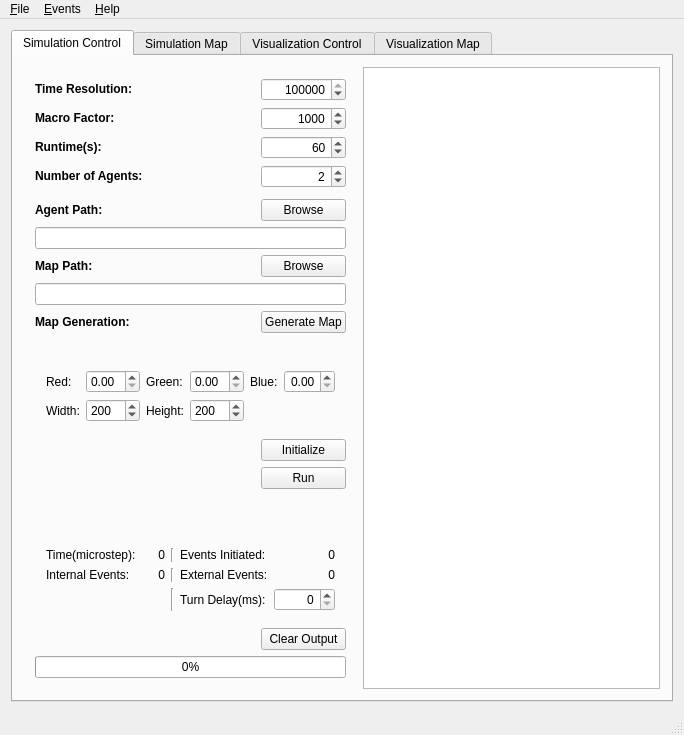
First picture: the form in mainwindow.ui, repository sojoe02/RANA, before the edit.
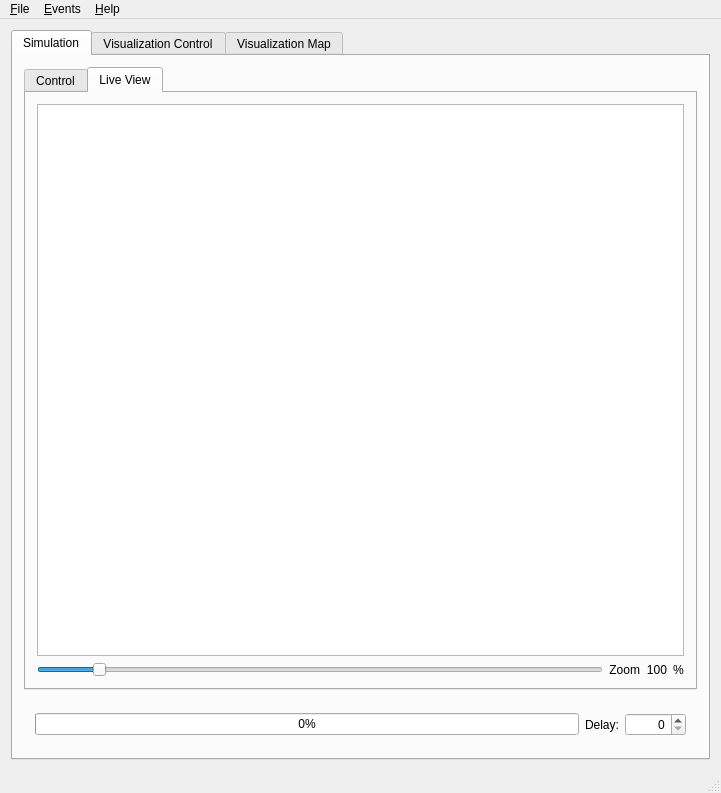
Second picture: the form after the edit. The open tabs and pages were chosen to show the change.

Commit message: changed the zblock into simple graphic items, so they can be rendered easily, next full test

```diff
--- a/mainwindow.ui
+++ b/mainwindow.ui
@@ -6,8 +6,8 @@
    <rect>
     <x>0</x>
     <y>0</y>
-    <width>684</width>
-    <height>727</height>
+    <width>721</width>
+    <height>789</height>
    </rect>
   </property>
   <property name="windowTitle">
@@ -22,10 +22,23 @@
       </property>
       <widget class="QWidget" name="tab_3">
        <attribute name="title">
-        <string>Simulation Control</string>
+        <string>Simulation</string>
        </attribute>
-       <layout class="QGridLayout" name="gridLayout_5">
-        <item row="15" column="0" rowspan="2">
+       <layout class="QGridLayout" name="gridLayout_10">
+        <item row="0" column="0">
+         <widget class="QTabWidget" name="tabWidget_2">
+          <property name="currentIndex">
+           <number>1</number>
+          </property>
+          <widget class="QWidget" name="tab_4">
+           <attribute name="title">
+            <string>Control</string>
+           </attribute>
+           <layout class="QGridLayout" name="gridLayout_11">
+            <item row="0" column="1">
+             <widget class="QTextBrowser" name="outputTextBrowser"/>
+            </item>
+            <item row="0" column="0">
          <widget class="QWidget" name="widget_3" native="true">
           <property name="sizePolicy">
            <sizepolicy hsizetype="Fixed" vsizetype="MinimumExpanding">
@@ -459,31 +472,6 @@
              </property>
             </spacer>
            </item>
-           <item row="32" column="0" colspan="5">
-            <widget class="QProgressBar" name="progressBar">
-             <property name="sizePolicy">
-              <sizepolicy hsizetype="MinimumExpanding" vsizetype="Fixed">
-               <horstretch>0</horstretch>
-               <verstretch>0</verstretch>
-              </sizepolicy>
-             </property>
-             <property name="minimumSize">
-              <size>
-               <width>0</width>
-               <height>0</height>
-              </size>
-             </property>
-             <property name="baseSize">
-              <size>
-               <width>350</width>
-               <height>0</height>
-              </size>
-             </property>
-             <property name="value">
-              <number>0</number>
-             </property>
-            </widget>
-           </item>
            <item row="24" column="0" colspan="5">
             <widget class="QWidget" name="widget_4" native="true">
              <property name="sizePolicy">
@@ -506,13 +494,6 @@
                 </property>
                </widget>
               </item>
-              <item row="2" column="5">
-               <widget class="QLabel" name="label_9">
-                <property name="text">
-                 <string>Turn Delay(ms):</string>
-                </property>
-               </widget>
-              </item>
               <item row="0" column="4">
                <widget class="Line" name="line_2">
                 <property name="orientation">
@@ -544,19 +525,6 @@
                 </property>
                </widget>
               </item>
-              <item row="2" column="6">
-               <widget class="QSpinBox" name="delaySpinBox">
-                <property name="alignment">
-                 <set>Qt::AlignRight|Qt::AlignTrailing|Qt::AlignVCenter</set>
-                </property>
-                <property name="maximum">
-                 <number>10000</number>
-                </property>
-                <property name="singleStep">
-                 <number>100</number>
-                </property>
-               </widget>
-              </item>
               <item row="1" column="4">
                <widget class="Line" name="line_3">
                 <property name="orientation">
@@ -643,33 +611,14 @@
           </layout>
          </widget>
         </item>
-        <item row="15" column="2" rowspan="2" colspan="2">
-         <widget class="QTextBrowser" name="outputTextBrowser"/>
-        </item>
-       </layout>
-      </widget>
-      <widget class="QWidget" name="tab_2">
+           </layout>
+          </widget>
+          <widget class="QWidget" name="tab_5">
        <attribute name="title">
-        <string>Simulation Map</string>
-       </attribute>
-       <layout class="QGridLayout" name="gridLayout_4">
-        <item row="3" column="1">
-         <widget class="QLabel" name="label_14">
-          <property name="sizePolicy">
-           <sizepolicy hsizetype="Minimum" vsizetype="Preferred">
-            <horstretch>0</horstretch>
-            <verstretch>0</verstretch>
-           </sizepolicy>
-          </property>
-          <property name="text">
-           <string>Zoom</string>
-          </property>
-          <property name="alignment">
-           <set>Qt::AlignRight|Qt::AlignTrailing|Qt::AlignVCenter</set>
-          </property>
-         </widget>
-        </item>
-        <item row="3" column="2">
+            <string>Live View</string>
+           </attribute>
+           <layout class="QGridLayout" name="gridLayout_13">
+            <item row="1" column="2">
          <widget class="QLabel" name="zoomLabel">
           <property name="sizePolicy">
            <sizepolicy hsizetype="Minimum" vsizetype="Preferred">
@@ -685,17 +634,7 @@
           </property>
          </widget>
         </item>
-        <item row="2" column="0" colspan="4">
-         <widget class="QGraphicsView" name="graphicsView"/>
-        </item>
-        <item row="3" column="3">
-         <widget class="QLabel" name="label_12">
-          <property name="text">
-           <string>%</string>
-          </property>
-         </widget>
-        </item>
-        <item row="3" column="0">
+            <item row="1" column="0">
          <widget class="QSlider" name="zoomSlider">
           <property name="sizePolicy">
            <sizepolicy hsizetype="Expanding" vsizetype="Fixed">
@@ -726,6 +665,90 @@
           </property>
          </widget>
         </item>
+            <item row="1" column="1">
+             <widget class="QLabel" name="label_14">
+              <property name="sizePolicy">
+               <sizepolicy hsizetype="Minimum" vsizetype="Preferred">
+                <horstretch>0</horstretch>
+                <verstretch>0</verstretch>
+               </sizepolicy>
+              </property>
+              <property name="text">
+               <string>Zoom</string>
+              </property>
+              <property name="alignment">
+               <set>Qt::AlignRight|Qt::AlignTrailing|Qt::AlignVCenter</set>
+              </property>
+             </widget>
+            </item>
+            <item row="1" column="3">
+             <widget class="QLabel" name="label_12">
+              <property name="text">
+               <string>%</string>
+              </property>
+             </widget>
+            </item>
+            <item row="0" column="0" colspan="4">
+             <widget class="QGraphicsView" name="graphicsView"/>
+            </item>
+           </layout>
+          </widget>
+         </widget>
+        </item>
+        <item row="2" column="0">
+         <widget class="QWidget" name="widget_6" native="true"/>
+        </item>
+        <item row="3" column="0">
+         <widget class="QWidget" name="widget_7" native="true">
+          <layout class="QGridLayout" name="gridLayout_12">
+           <item row="0" column="0">
+            <widget class="QProgressBar" name="progressBar">
+             <property name="sizePolicy">
+              <sizepolicy hsizetype="MinimumExpanding" vsizetype="Fixed">
+               <horstretch>0</horstretch>
+               <verstretch>0</verstretch>
+              </sizepolicy>
+             </property>
+             <property name="minimumSize">
+              <size>
+               <width>0</width>
+               <height>0</height>
+              </size>
+             </property>
+             <property name="baseSize">
+              <size>
+               <width>350</width>
+               <height>0</height>
+              </size>
+             </property>
+             <property name="value">
+              <number>0</number>
+             </property>
+            </widget>
+           </item>
+           <item row="0" column="2">
+            <widget class="QSpinBox" name="delaySpinBox">
+             <property name="alignment">
+              <set>Qt::AlignRight|Qt::AlignTrailing|Qt::AlignVCenter</set>
+             </property>
+             <property name="maximum">
+              <number>10000</number>
+             </property>
+             <property name="singleStep">
+              <number>100</number>
+             </property>
+            </widget>
+           </item>
+           <item row="0" column="1">
+            <widget class="QLabel" name="label_9">
+             <property name="text">
+              <string>Delay:</string>
+             </property>
+            </widget>
+           </item>
+          </layout>
+         </widget>
+        </item>
        </layout>
       </widget>
       <widget class="QWidget" name="vis_controlTab">
@@ -1069,7 +1092,7 @@
     <rect>
      <x>0</x>
      <y>0</y>
-     <width>684</width>
+     <width>721</width>
      <height>19</height>
     </rect>
    </property>
```
Left out of the diff: 2 changed lines with no effect on the pictures. Lines whose indentation alone changed are shown as unchanged. The commit also changes 10 other files.
